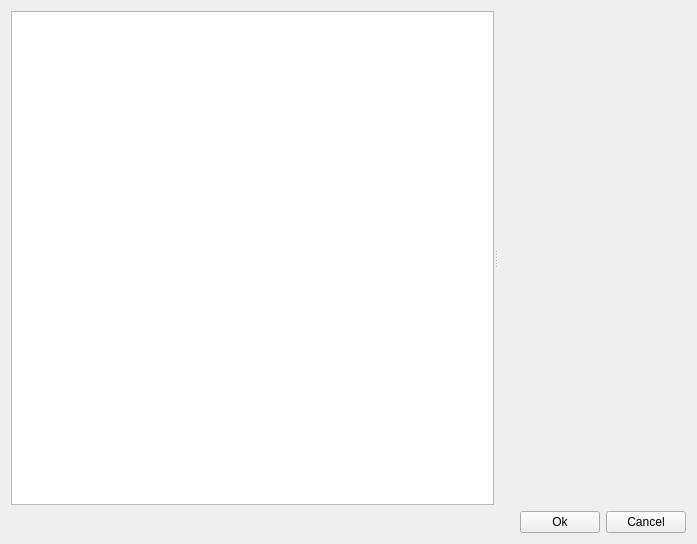
The window that Source/Editor/EditorFramework/Dialogs/PreferencesDlg.ui (XII-Technologies/XII) describes before a commit, drawn with Qt 5.
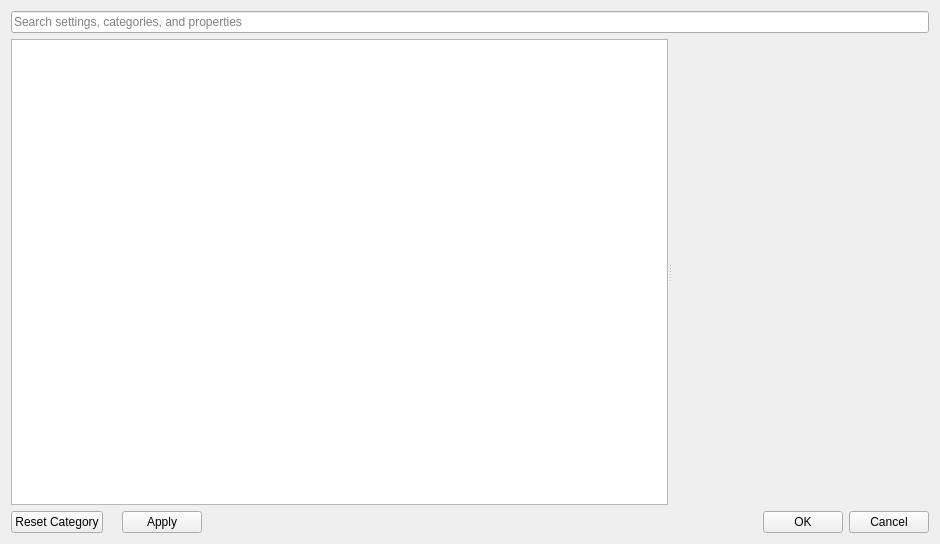
The same window after the commit. Icons and pictures are not drawn. Custom widgets are drawn as their Qt base class.

Commit message: EditorFramework: Discover scoped settings and stage reflected edits.

```diff
--- a/Source/Editor/EditorFramework/Dialogs/PreferencesDlg.ui
+++ b/Source/Editor/EditorFramework/Dialogs/PreferencesDlg.ui
@@ -6,7 +6,7 @@
    <rect>
     <x>0</x>
     <y>0</y>
-    <width>697</width>
+    <width>940</width>
     <height>544</height>
    </rect>
   </property>
@@ -18,6 +18,7 @@
     <normaloff>:/EditorFramework/Icons/StoredSettings.svg</normaloff>:/EditorFramework/Icons/StoredSettings.svg</iconset>
   </property>
   <layout class="QVBoxLayout" name="verticalLayout">
+   <item><widget class="QLineEdit" name="Search"><property name="placeholderText"><string>Search settings, categories, and properties</string></property><property name="clearButtonEnabled"><bool>true</bool></property></widget></item>
    <item>
     <widget class="QSplitter" name="splitter">
      <property name="orientation">
@@ -26,12 +27,15 @@
      <property name="childrenCollapsible">
       <bool>false</bool>
      </property>
-     <widget class="xiiQtDocumentTreeView" name="Tree"/>
+     <widget class="QTreeWidget" name="Tree"><property name="headerHidden"><bool>true</bool></property><column><property name="text"><string>Settings</string></property></column></widget>
      <widget class="xiiQtPropertyGridWidget" name="Properties" native="true"/>
     </widget>
    </item>
    <item>
     <layout class="QHBoxLayout" name="horizontalLayout">
+     <item><widget class="QPushButton" name="ButtonReset"><property name="text"><string>Reset Category</string></property><property name="autoDefault"><bool>false</bool></property></widget></item>
+     <item><widget class="QLabel" name="Status"><property name="wordWrap"><bool>true</bool></property><property name="text"><string/></property></widget></item>
+     <item><widget class="QPushButton" name="ButtonApply"><property name="text"><string>Apply</string></property><property name="autoDefault"><bool>false</bool></property></widget></item>
      <item>
       <spacer name="horizontalSpacer">
        <property name="orientation">
@@ -48,7 +52,7 @@
      <item>
       <widget class="QPushButton" name="ButtonOk">
        <property name="text">
-        <string>Ok</string>
+        <string>OK</string>
        </property>
        <property name="autoDefault">
         <bool>false</bool>
@@ -76,12 +80,7 @@
    <header location="global">GuiFoundation/PropertyGrid/PropertyGridWidget.moc.h</header>
    <container>1</container>
   </customwidget>
-  <customwidget>
-   <class>xiiQtDocumentTreeView</class>
-   <extends>QTreeView</extends>
-   <header location="global">EditorFramework/GUI/RawDocumentTreeWidget.moc.h</header>
-  </customwidget>
- </customwidgets>
+</customwidgets>
  <resources>
   <include location="../../../Tools/Libs/GuiFoundation/QtResources/resources.qrc"/>
   <include location="../QtResources/resources.qrc"/>
```
Left out of the diff: 2 changed lines with no effect on the pictures. The commit also changes 19 other files.
